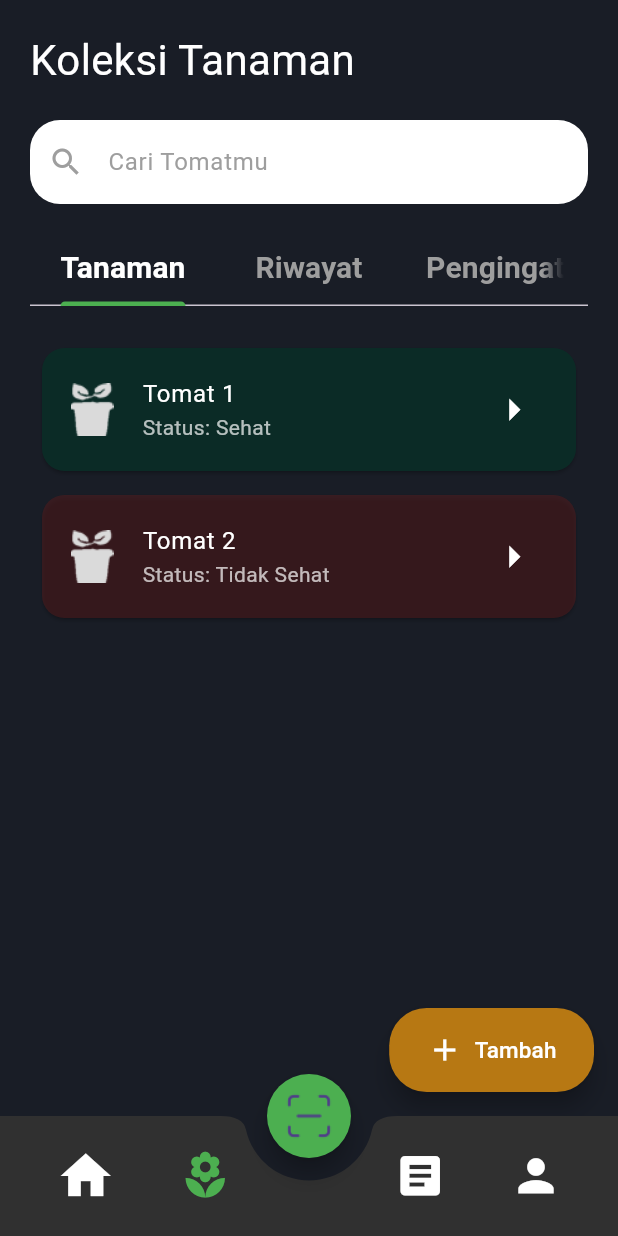
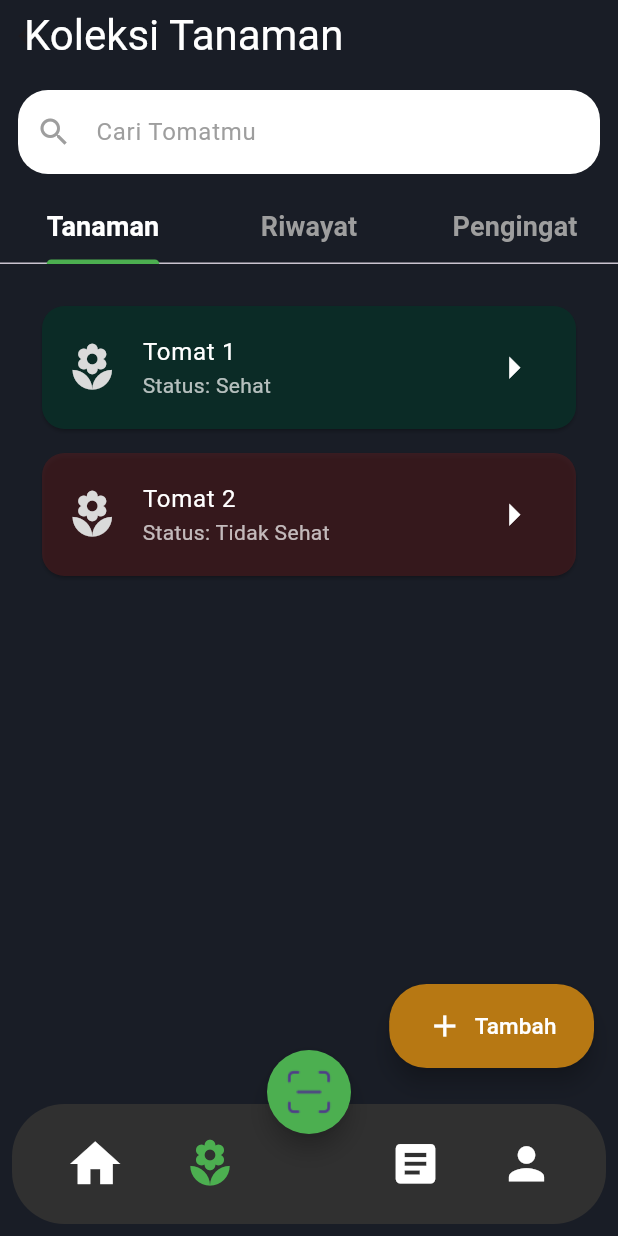
Before and after one commit to irfannhkm/Tomat-In-PBL, a Flutter app: the MainScreen screen opened by its route, item 2 of the bottom bar chosen, after a tap on the "local florist" icon, on a phone screen of 412 x 824 dp. Run offline on Flutter 3.47's test engine with Material 3 defaults, Android fonts, the light colour scheme and no system bars; our stand-ins replace camera, go_router, youtube_player_flutter.

Commit message:
fix some screen ui

```diff
--- a/mobile/flutter_app/lib/pages/home_page.dart
+++ b/mobile/flutter_app/lib/pages/home_page.dart
@@ -168,21 +168,21 @@ class _HomePageState extends State<HomePage> {
           children: [
             ImageIcon(
               AssetImage('assets/$icon.png'),
-              size: 45,
+              size: 35,
               color: Color(0xFFC6D7D1),
             ),
             const SizedBox(height: 10),
             Text(
               title,
               style: const TextStyle(
-                  fontSize: 18,
+                  fontSize: 17,
                   fontWeight: FontWeight.bold,
                   color: Colors.white),
             ),
             const SizedBox(height: 5),
             Text(
               subtitle,
-              style: const TextStyle(fontSize: 14, color: Colors.white54),
+              style: const TextStyle(fontSize: 13, color: Colors.white54),
             ),
           ],
         ),
--- a/mobile/flutter_app/lib/pages/main_screen.dart
+++ b/mobile/flutter_app/lib/pages/main_screen.dart
@@ -53,9 +53,17 @@ class _MainScreenState extends State<MainScreen> {
         ),
       ),
       floatingActionButtonLocation: FloatingActionButtonLocation.centerDocked,
-      bottomNavigationBar: BottomAppBar(
+      bottomNavigationBar: Padding(
+        padding: const EdgeInsets.all(8.0),
+        child: BottomAppBar(
           color: Colors.grey[850],
-        shape: const CircularNotchedRectangle(),
+          shape: const AutomaticNotchedShape(
+            RoundedRectangleBorder(
+              borderRadius: BorderRadius.all(
+                Radius.circular(35),
+              ),
+            ),
+          ),
           notchMargin: 15,
           child: Row(
             mainAxisAlignment: MainAxisAlignment.spaceAround,
@@ -96,6 +104,7 @@ class _MainScreenState extends State<MainScreen> {
             ],
           ),
         ),
+      ),
     );
   }
 }
--- a/mobile/flutter_app/lib/pages/plantcollection_screen.dart
+++ b/mobile/flutter_app/lib/pages/plantcollection_screen.dart
@@ -1,27 +1,30 @@
 import 'package:flutter/material.dart';
-import 'plantdetail_screen.dart'; // Import halaman detail
 
 class PlantCollectionScreen extends StatelessWidget {
   const PlantCollectionScreen({super.key});
 
   @override
   Widget build(BuildContext context) {
-    return Scaffold(
-      backgroundColor: const Color(0x191D26),
-      body: SafeArea(
-        child: Padding(
-          padding: const EdgeInsets.all(20.0),
+    return DefaultTabController(
+      length: 3, // Jumlah tab
+      child: Scaffold(
+        backgroundColor: const Color(0xFF191D26),
+        appBar: AppBar(
+          leadingWidth: 0,
+          backgroundColor: const Color(0xFF191D26),
+          elevation: 0,
+          title: const Text(
+            'Koleksi Tanaman',
+            style: TextStyle(color: Colors.white, fontSize: 28),
+          ),
+          bottom: PreferredSize(
+            preferredSize:
+                const Size.fromHeight(120), // Tinggi kolom pencarian + TabBar
             child: Column(
-            crossAxisAlignment: CrossAxisAlignment.start,
               children: [
-              const Text('Koleksi Tanaman',
-                  textAlign: TextAlign.start,
-                  style: TextStyle(
-                    color: Colors.white,
-                    fontSize: 28,
-                  )),
-              const SizedBox(height: 20),
-              TextField(
+                Padding(
+                  padding: const EdgeInsets.all(12.0),
+                  child: TextField(
                     decoration: InputDecoration(
                       filled: true,
                       fillColor: Colors.white,
@@ -34,50 +37,30 @@ class PlantCollectionScreen extends StatelessWidget {
                       ),
                     ),
                   ),
-              const SizedBox(height: 20),
-              const TabBarSection(),
-              const SizedBox(height: 20),
-              Expanded(
-                child: ListView(
-                  children: [
-                    PlantCard(
-                      plantName: 'Tomat 1',
-                      status: 'Sehat',
-                      color: const Color(0xFF0B2B26),
-                      onTap: () {
-                        Navigator.push(
-                          context,
-                          MaterialPageRoute(
-                            builder: (context) => const PlantDetailScreen(
-                              plantName: 'Tomat 1',
-                              status: 'Sehat',
                 ),
-                          ),
-                        );
-                      },
-                    ),
-                    PlantCard(
-                      plantName: 'Tomat 2',
-                      status: 'Tidak Sehat',
-                      color: const Color(0x745E1C1C),
-                      onTap: () {
-                        Navigator.push(
-                          context,
-                          MaterialPageRoute(
-                            builder: (context) => const PlantDetailScreen(
-                              plantName: 'Tomat 2',
-                              status: 'Tidak Sehat',
-                            ),
-                          ),
-                        );
-                      },
+                const TabBar(
+                  indicatorSize: TabBarIndicatorSize.label,
+                  labelStyle:
+                      TextStyle(fontSize: 18, fontWeight: FontWeight.bold),
+                  labelColor: Colors.white,
+                  unselectedLabelColor: Colors.grey,
+                  indicatorColor: Colors.green,
+                  tabs: [
+                    Tab(text: 'Tanaman'),
+                    Tab(text: 'Riwayat'),
+                    Tab(text: 'Pengingat'),
+                  ],
                 ),
               ],
             ),
           ),
+        ),
+        body: const TabBarView(
+          children: [
+            PlantTab(), // Halaman Tanaman
+            HistoryTab(), // Halaman Riwayat
+            ReminderTab(), // Halaman Pengingat
           ],
-          ),
-        ),
         ),
         floatingActionButton: FloatingActionButton.extended(
           onPressed: () {},
@@ -90,32 +73,88 @@ class PlantCollectionScreen extends StatelessWidget {
           extendedPadding: const EdgeInsets.symmetric(horizontal: 25),
           backgroundColor: const Color(0xFFB77813),
         ),
+      ),
     );
   }
 }
 
-class TabBarSection extends StatelessWidget {
-  const TabBarSection({super.key});
+class PlantTab extends StatelessWidget {
+  const PlantTab({super.key});
 
   @override
   Widget build(BuildContext context) {
-    return const DefaultTabController(
-      length: 3,
-      child: Column(
+    return ListView(
+      padding: const EdgeInsets.all(20.0),
+      children: const [
+        PlantCard(
+          plantName: 'Tomat 1',
+          status: 'Sehat',
+          color: Color(0xFF0B2B26),
+          onTap: null,
+        ),
+        PlantCard(
+          plantName: 'Tomat 2',
+          status: 'Tidak Sehat',
+          color: Color(0x745E1C1C),
+          onTap: null,
+        ),
+      ],
+    );
+  }
+}
+
+class HistoryTab extends StatelessWidget {
+  const HistoryTab({super.key});
+
+  @override
+  Widget build(BuildContext context) {
+    return ListView(
+      padding: const EdgeInsets.all(20.0),
+      children: const [
+        PlantCard(
+          plantName: 'Diagnosis 1',
+          status: 'Sehat',
+          color: Color(0xFF0B2B26),
+          onTap: null,
+        ),
+        PlantCard(
+          plantName: 'Diagnosis 2',
+          status: 'Tidak Sehat',
+          color: Color(0x745E1C1C),
+          onTap: null,
+        ),
+      ],
+    );
+  }
+}
+
+class ReminderTab extends StatelessWidget {
+  const ReminderTab({super.key});
+
+  @override
+  Widget build(BuildContext context) {
+    return Padding(
+      padding: const EdgeInsets.all(16.0),
+      child: ListView(
         children: [
-          TabBar(
-            indicatorSize: TabBarIndicatorSize.label,
-            labelStyle: TextStyle(fontSize: 20, fontWeight: FontWeight.bold),
-            labelColor: Colors.white,
-            unselectedLabelColor: Colors.grey,
-            indicatorColor: Colors.green,
-            tabs: [
-              Tab(
-                text: 'Tanaman',
+          const SectionTitle(title: 'Hari ini - 01 Oktober 2024'),
+          ReminderCard(
+            title: 'Tomat 1',
+            subtitle: 'Penyiraman',
+            color: const Color(0xFF0B2B26),
+            icon: Icons.arrow_right_outlined,
+            iconColor: Colors.white,
+            onTap: () {},
           ),
-              Tab(text: 'Riwayat'),
-              Tab(text: 'Pengingat'),
-            ],
+          const SizedBox(height: 16),
+          const SectionTitle(title: 'Besok - 02 Oktober 2024'),
+          ReminderCard(
+            title: 'Tomat 2',
+            subtitle: '',
+            color: const Color(0xFF5E1C1C),
+            icon: Icons.arrow_right_outlined,
+            iconColor: Colors.white,
+            onTap: () {},
           ),
         ],
       ),
@@ -127,14 +166,14 @@ class PlantCard extends StatelessWidget {
   final String plantName;
   final String status;
   final Color color;
-  final VoidCallback onTap;
+  final VoidCallback? onTap;
 
   const PlantCard({
     super.key,
     required this.plantName,
     required this.status,
     required this.color,
-    required this.onTap,
+    this.onTap,
   });
 
   @override
@@ -150,8 +189,8 @@ class PlantCard extends StatelessWidget {
         child: Padding(
           padding: const EdgeInsets.symmetric(vertical: 5.0),
           child: ListTile(
-            leading: const ImageIcon(
-              AssetImage('assets/pot.png'),
+            leading: const Icon(
+              Icons.local_florist,
               size: 35,
               color: Color(0xFFDADADA),
             ),
@@ -174,3 +213,82 @@ class PlantCard extends StatelessWidget {
     );
   }
 }
+
+class SectionTitle extends StatelessWidget {
+  final String title;
+
+  const SectionTitle({super.key, required this.title});
+
+  @override
+  Widget build(BuildContext context) {
+    return Padding(
+      padding: const EdgeInsets.symmetric(vertical: 8.0),
+      child: Text(
+        title,
+        style: const TextStyle(
+          color: Colors.white,
+          fontSize: 16,
+          fontWeight: FontWeight.bold,
+        ),
+      ),
+    );
+  }
+}
+
+class ReminderCard extends StatelessWidget {
+  final String title;
+  final String subtitle;
+  final Color color;
+  final IconData icon;
+  final Color iconColor;
+  final VoidCallback onTap;
+
+  const ReminderCard({
+    super.key,
+    required this.title,
+    required this.subtitle,
+    required this.color,
+    required this.icon,
+    required this.iconColor,
+    required this.onTap,
+  });
+
+  @override
+  Widget build(BuildContext context) {
+    return GestureDetector(
+      onTap: onTap,
+      child: Card(
+        color: color,
+        margin: const EdgeInsets.all(8.0),
+        shape: RoundedRectangleBorder(
+          borderRadius: BorderRadius.circular(15),
+        ),
+        child: Padding(
+          padding: const EdgeInsets.symmetric(vertical: 5.0),
+          child: ListTile(
+            leading: Icon(
+              Icons.local_florist,
+              size: 35,
+              color: Color(0xFFDADADA),
+            ),
+            title: Text(
+              title,
+              style: const TextStyle(color: Colors.white),
+            ),
+            subtitle: subtitle.isNotEmpty
+                ? Text(
+                    subtitle,
+                    style: const TextStyle(color: Colors.white70),
+                  )
+                : null,
+            trailing: Icon(
+              icon,
+              size: 35,
+              color: iconColor,
+            ),
+          ),
+        ),
+      ),
+    );
+  }
+}
```
Also changed, not shown: mobile/flutter_app/lib/pages/login_screen.dart (+10 -3 lines), mobile/flutter_app/lib/pages/signup_screen.dart (+15 -3 lines). Lines whose indentation alone changed are shown as unchanged.
